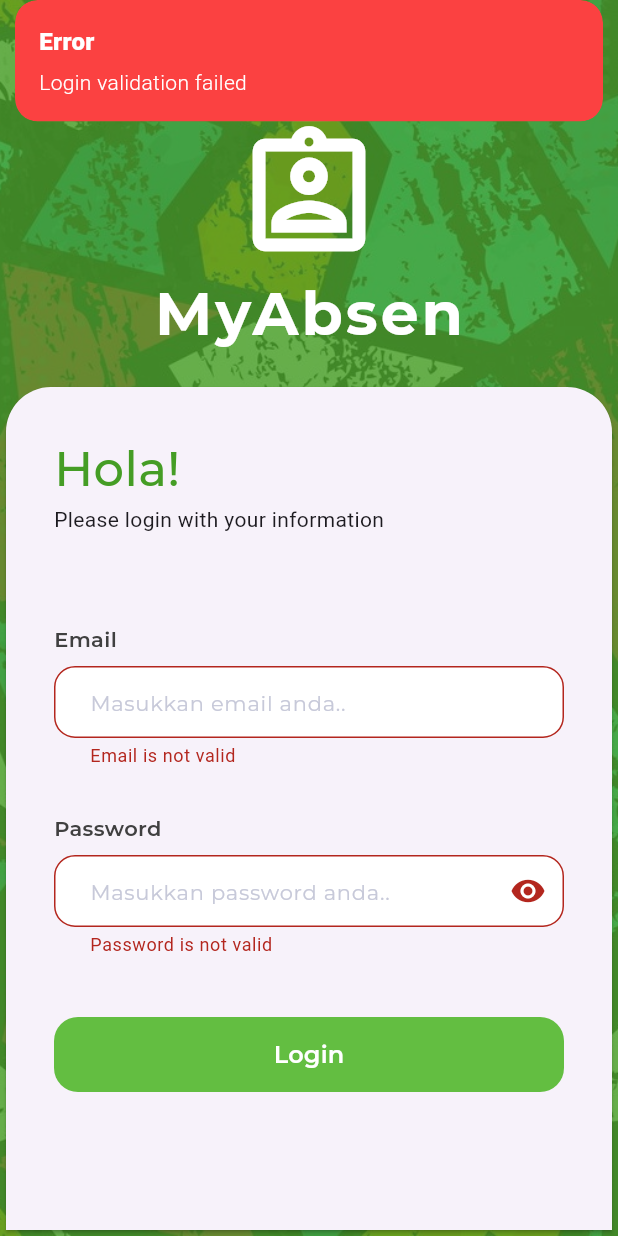
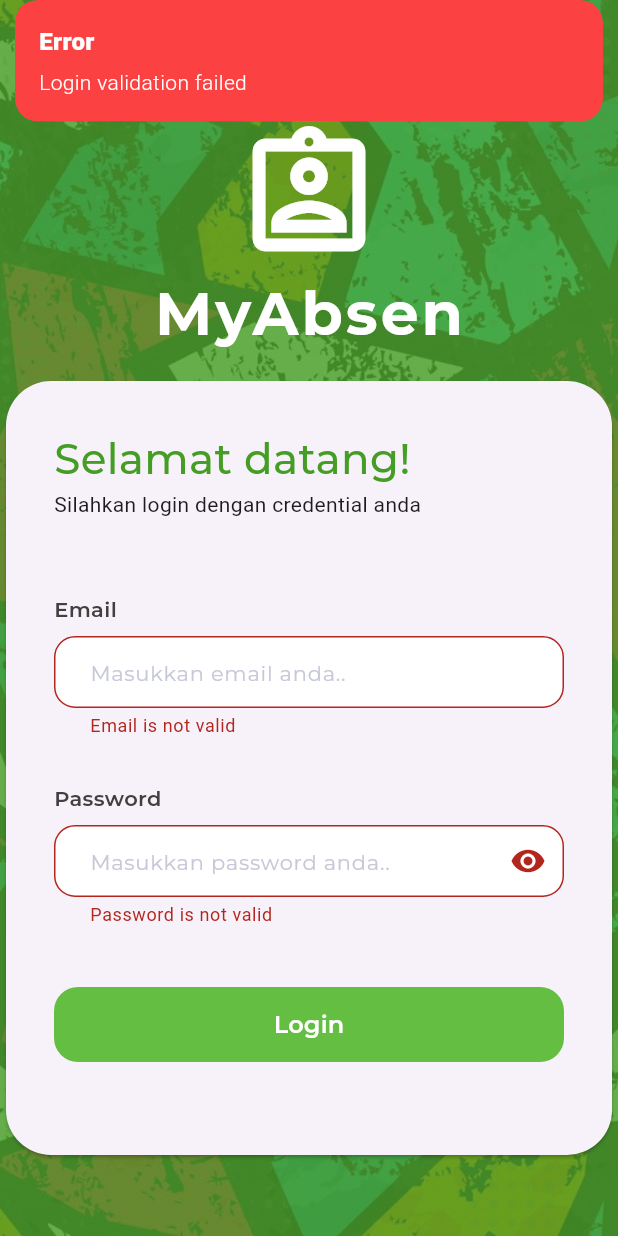
Before and after one commit to sekte-ani/myabsen, a Flutter app: the screen it shows after launch, after a tap on "Login", on a phone screen of 412 x 824 dp. Run offline on Flutter 3.47's test engine with Material 3 defaults, Android fonts, the phone set to English and light mode, and no system bars; our stand-ins replace geocoding, geolocator, get, get_storage, google_fonts.

Commit message:
add getstorage

```diff
--- a/lib/main.dart
+++ b/lib/main.dart
@@ -6,8 +6,10 @@ import 'package:MyAbsen/ui/pages/splash_page.dart';
 import 'package:flutter/material.dart';
 import 'package:flutter/services.dart';
 import 'package:get/get.dart';
+import 'package:get_storage/get_storage.dart';
 
-void main() {
+void main() async {
+  await GetStorage.init();
   runApp(const MyApp());
 }
 
--- a/lib/ui/pages/login_page.dart
+++ b/lib/ui/pages/login_page.dart
@@ -35,7 +35,7 @@ class LoginPage extends GetView<LoginController> {
         body: Stack(
           children: [
             Positioned(top: 80, child: _buildTop(mediaSize)),
-            Positioned(bottom: 0, child: _buildBottom(mediaSize)),
+            Positioned(bottom: 50, child: _buildBottom(mediaSize)),
           ],
         ),
       ),
@@ -69,9 +69,8 @@ class LoginPage extends GetView<LoginController> {
       width: mediaSize.width,
       child: Card(
         shape: const RoundedRectangleBorder(
-          borderRadius: BorderRadius.only(
-            topLeft: Radius.circular(30),
-            topRight: Radius.circular(30),
+          borderRadius: BorderRadius.all(
+            Radius.circular(30),
           ),
         ),
         child: Padding(
@@ -89,15 +88,15 @@ class LoginPage extends GetView<LoginController> {
         crossAxisAlignment: CrossAxisAlignment.start,
         children: [
           Text(
-            "Hola!",
+            "Selamat datang!",
             style: GoogleFonts.montserrat(
               color: green2Color, // Ensure green2Color is defined
-              fontSize: 32,
+              fontSize: 28,
               fontWeight: FontWeight.w500,
             ),
           ),
-          Text("Please login with your information"),
-          const SizedBox(height: 60),
+          Text("Silahkan login dengan credential anda"),
+          const SizedBox(height: 50),
           InputField(
             title: "Email",
             hintText: "Masukkan email anda..",
@@ -120,7 +119,7 @@ class LoginPage extends GetView<LoginController> {
               controller.onLogin();
             },
           ),
-          const SizedBox(height: 60),
+          const SizedBox(height: 30),
         ],
       ),
     );
--- a/pubspec.yaml
+++ b/pubspec.yaml
@@ -29,14 +29,16 @@ environment:
 # versions available, run `flutter pub outdated`.
 dependencies:
   cupertino_icons: ^1.0.2
+  dio: ^5.4.0
   flutter:
     sdk: flutter
+  flutter_launcher_icons: ^0.13.1
   geocoding: ^2.1.1
   geolocator: ^10.1.0
   get: ^4.6.6
+  get_storage: ^2.1.1
   google_fonts: ^6.1.0
   intl: ^0.18.1
-  flutter_launcher_icons: ^0.13.1
 
 flutter_launcher_icons:
   android: "launcher_icon"
```
Also changed, not shown: pubspec.lock.
